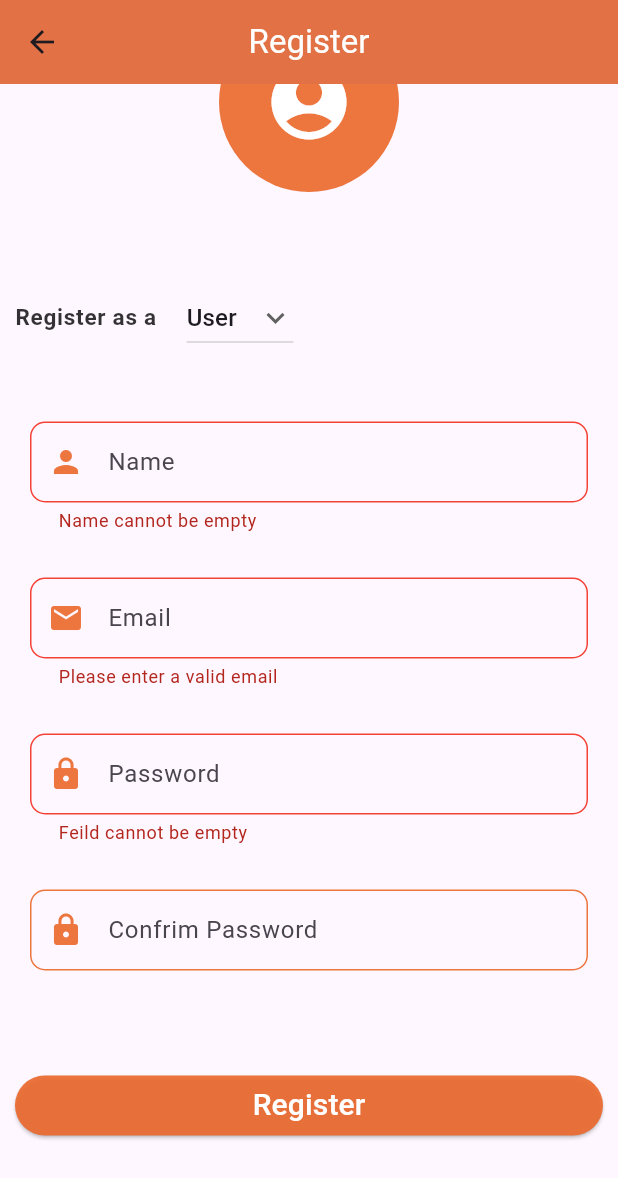
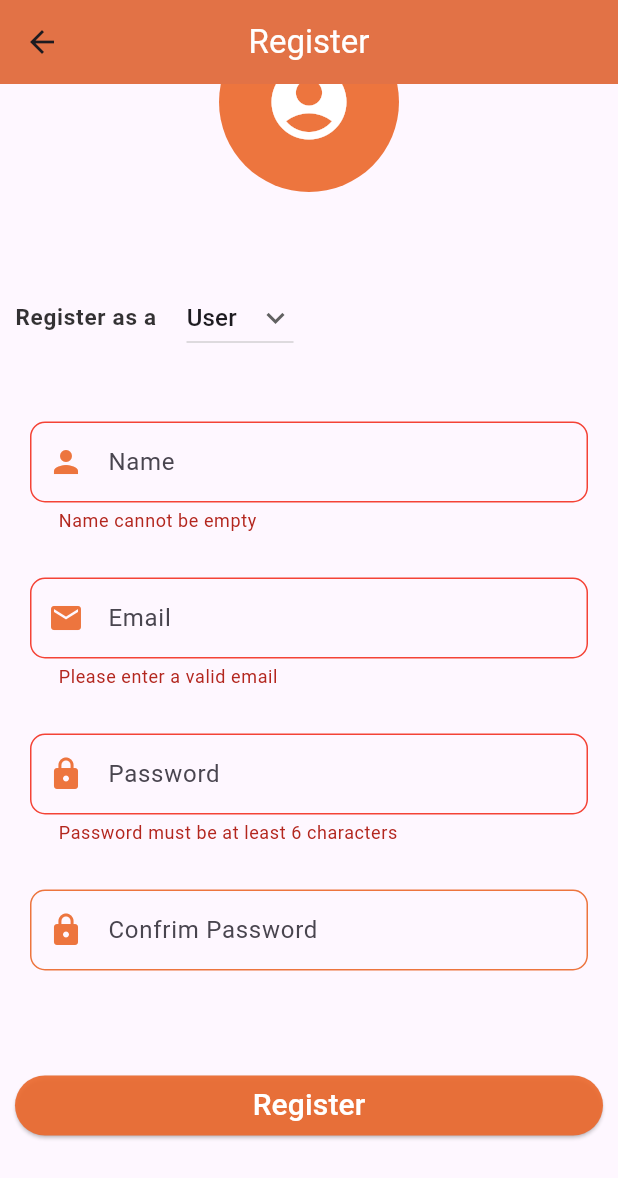
Before and after one commit to 1613-kg/dhanush, a Flutter app: the registerScreen screen opened directly, scrolled down 78 dp, after a tap on "Register", on a phone screen of 412 x 824 dp. Shown: the top 1178 px of the screen. Run offline on Flutter 3.47's test engine with Material 2 defaults, Android fonts, the phone set to English and light mode, and no system bars; our stand-ins replace animated_splash_screen, auto_size_text, cached_network_image, carousel_slider, cloud_firestore, dots_indicator and 9 more; missing offline and left inert: razorpay_flutter, social_media_flutter; accounts and stored records are empty.

Commit message:
register

```diff
--- a/lib/screens/registerScreen.dart
+++ b/lib/screens/registerScreen.dart
@@ -40,13 +40,14 @@ class _registerScreenState extends State<registerScreen> {
       setState(() {
         _isLoading = true;
       });
+
       await authService
           .registerUserWithEmailandPassword(
               _userNameController.text,
               _emailController.text,
               _passwordController.text,
               (dropDownValue == 'Admin') ? true : false,
-              profilePic)
+              img)
           .then((value) async {
         if (value == true) {
           // saving the shared preference state
@@ -190,10 +191,10 @@ class _registerScreenState extends State<registerScreen> {
                           hide: true,
                           color: Theme.of(context).primaryColor,
                           validate: (val) {
-                            if (val!.isNotEmpty) {
+                            if (val!.length < 6) {
+                              return "Password must be at least 6 characters";
+                            } else {
                               return null;
-                            } else {
-                              return "Feild cannot be empty";
                             }
                           },
                           hintText: "Password",
@@ -259,12 +260,7 @@ class _registerScreenState extends State<registerScreen> {
                         width: double.infinity,
                         height: 40,
                         child: ElevatedButton(
-                          onPressed: () async {
-                            await authService.uploadProPic(img).then((value) {
-                              setState(() {
-                                profilePic = value;
-                              });
-                            });
+                          onPressed: () {
                             register();
                           },
                           child: Text(
--- a/lib/screens/userOrders.dart
+++ b/lib/screens/userOrders.dart
@@ -1,6 +1,7 @@
 import 'package:cloud_firestore/cloud_firestore.dart';
 import 'package:dhanush/model/orderData.dart';
 import 'package:dhanush/widgets/customDrawer.dart';
+import 'package:dhanush/widgets/empty.dart';
 import 'package:dhanush/widgets/orderWidget.dart';
 import 'package:firebase_auth/firebase_auth.dart';
 import 'package:flutter/material.dart';
@@ -53,6 +54,7 @@ class _userOrderState extends State<userOrder> {
     // TODO: implement initState
     super.initState();
     getOrderData();
+    getUser();
   }
 
   @override
@@ -104,7 +106,7 @@ class _userOrderState extends State<userOrder> {
                     }),
                     itemCount: dataList.length);
               } else
-                return Container();
+                return empty();
             } else
               return Container();
           } else
--- a/lib/services/authServices.dart
+++ b/lib/services/authServices.dart
@@ -27,7 +27,7 @@ class AuthService {
 
   // register
   Future registerUserWithEmailandPassword(String fullName, String email,
-      String password, bool isAdmin, String profilePic) async {
+      String password, bool isAdmin, File? img) async {
     try {
       User user = (await firebaseAuth.createUserWithEmailAndPassword(
               email: email, password: password))
@@ -35,6 +35,7 @@ class AuthService {
 
       if (user != null) {
         // call our database service to update the user data.
+        String profilePic = await uploadProPic(img);
         await DatabaseServices(user.uid)
             .savingUserData(fullName, email, isAdmin, profilePic, password);
         return true;
```
Also changed, not shown: lib/screens/cartScreen.dart (+4 -3 lines), lib/widgets/customDrawer.dart (+7 -3 lines), lib/widgets/empty.dart (added, +15 -0 lines).
